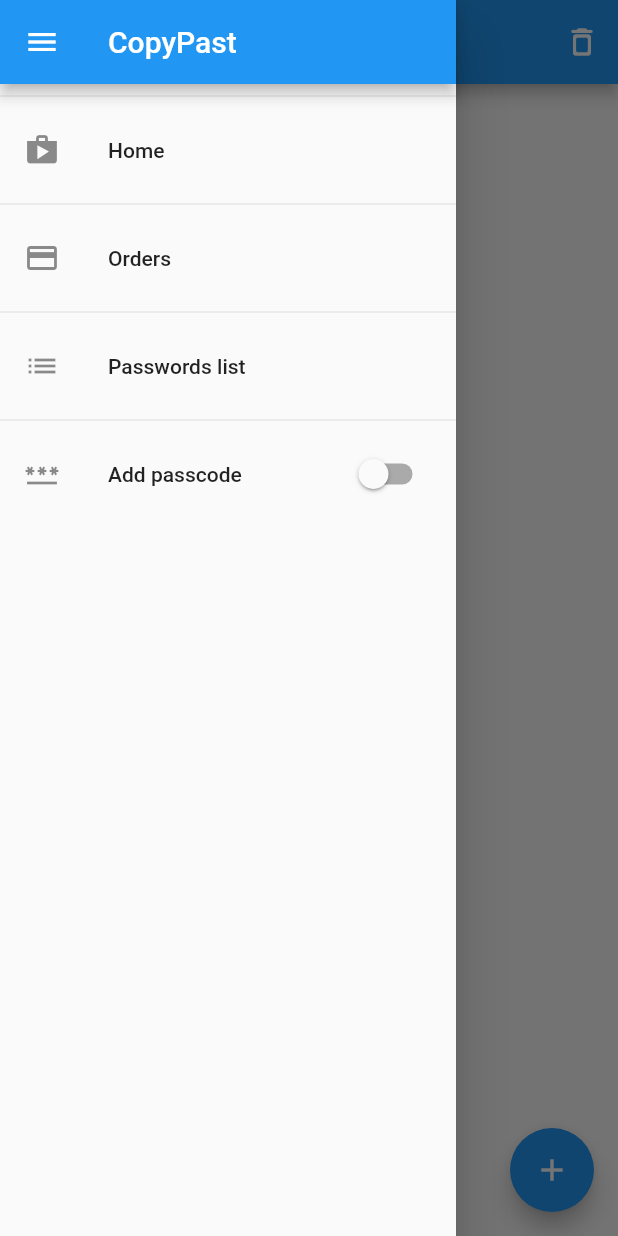
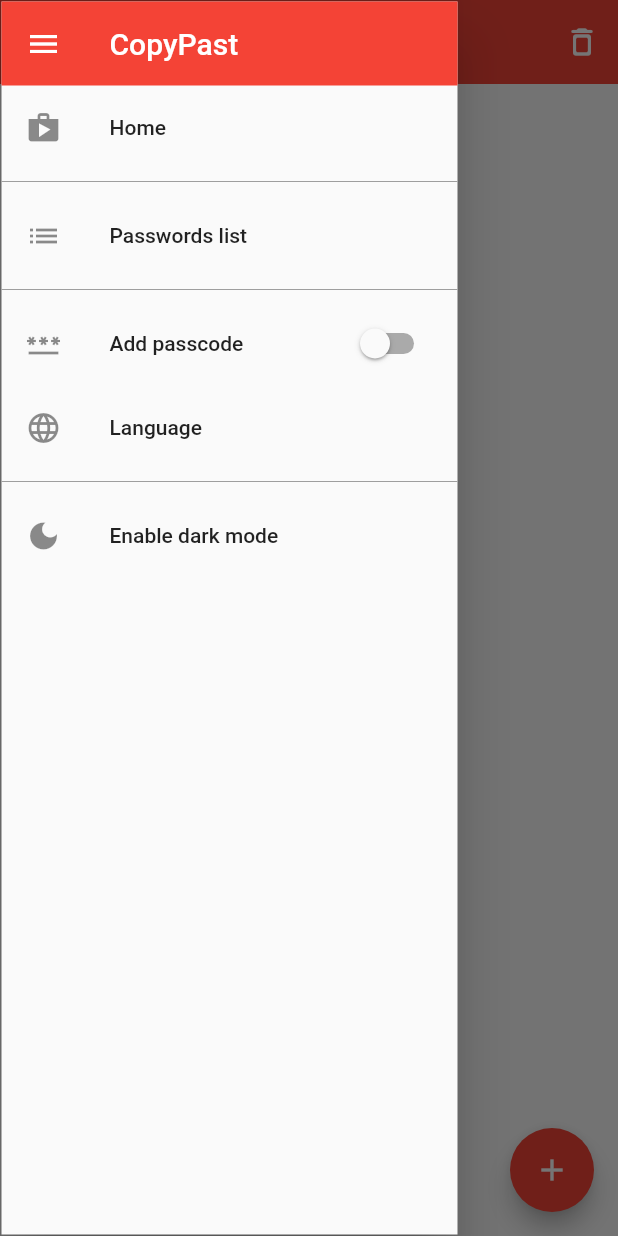
Before and after one commit to djamaldev/copy_past, a Flutter app: the screen it shows after launch, with the side drawer open, on a phone screen of 412 x 824 dp. Run offline on Flutter 3.47's test engine with Material 2 defaults, Android fonts, the phone set to English and light mode, and no system bars; our stand-ins replace flutter_riverpod, shared_preferences, sqflite; missing offline and left inert: passcode_screen; accounts and stored records are empty.

Commit message:
update code

```diff
--- /dev/null
+++ b/lib/Providers/change_tehem_state.dart
@@ -0,0 +1,20 @@
+import 'package:flutter/material.dart';
+import 'package:flutter_riverpod/flutter_riverpod.dart';
+
+final changeTheme = ChangeNotifierProvider.autoDispose((ref) {
+  return ChangeThemeState();
+});
+
+class ChangeThemeState extends ChangeNotifier {
+  bool darkMode = false;
+
+  void enableDarkMode() {
+    darkMode = true;
+    notifyListeners();
+  }
+
+  void enableLightMode() {
+    darkMode = false;
+    notifyListeners();
+  }
+}
--- a/lib/Providers/clip_board_provider.dart
+++ b/lib/Providers/clip_board_provider.dart
@@ -1,3 +1,4 @@
+import 'package:copy_pasta/services/dark_teheme_preferences.dart';
 import 'package:copy_pasta/services/db_helper.dart';
 import 'package:copy_pasta/services/password_list_manager.dart';
 import 'package:flutter/material.dart';
@@ -13,7 +14,9 @@ class ClipBoardProvider extends ChangeNotifier {
   bool _isPasswFound = false;
   String _passw = '';
   SharedPreferences? _prefs;
-  //final bool _enabled = false;
+  bool _darkTheme = false;
+  DarkThemePreference darkThemePreference = DarkThemePreference();
+  //var _themeMode = ThemeMode.light;
 
   List get taskList => [..._taskList];
   List get passwList => [..._passwList];
@@ -22,6 +25,24 @@ class ClipBoardProvider extends ChangeNotifier {
   String get passw => _passw;
   bool get enabled => _passw.isNotEmpty ? true : false;
   SharedPreferences? get prefs => _prefs;
+  bool get darkTheme => _darkTheme;
+  //ThemeMode get themeMode => _themeMode;
+
+  setdarkTheme(value) async {
+    _darkTheme = value;
+    //darkThemePreference.setDarkTheme(value);
+    _prefs = await SharedPreferences.getInstance();
+    _prefs!.setBool('dark', _darkTheme);
+    notifyListeners();
+  }
+
+  getdarkTheme() async {
+    //_darkTheme = value;
+    //darkThemePreference.setDarkTheme(value);
+    _prefs = await SharedPreferences.getInstance();
+    _prefs!.getBool('dark');
+    notifyListeners();
+  }
 
   copyText(String text) async {
     await Clipboard.setData(ClipboardData(text: text));
--- a/lib/main.dart
+++ b/lib/main.dart
@@ -1,7 +1,10 @@
+import 'package:copy_pasta/Providers/change_tehem_state.dart';
 import 'package:copy_pasta/pages/home_page.dart';
 import 'package:copy_pasta/services/db_helper.dart';
+import 'package:copy_pasta/services/styles.dart';
 import 'package:flutter/material.dart';
 import 'package:flutter_riverpod/flutter_riverpod.dart';
+import 'package:shared_preferences/shared_preferences.dart';
 
 import 'Providers/clip_board_provider.dart';
 
@@ -10,26 +13,25 @@ final clipBoardProvider =
 
 void main() async {
   WidgetsFlutterBinding.ensureInitialized();
+  final prefs = await SharedPreferences.getInstance();
+  prefs.getBool('dark');
   await DBHelper.initDB();
   runApp(const ProviderScope(child: MyApp()));
 }
 
-class MyApp extends StatelessWidget {
+class MyApp extends ConsumerWidget {
   const MyApp({Key? key}) : super(key: key);
   @override
-  Widget build(BuildContext context) {
-    /*ref.read(clipBoardProvider).getValue();
-    storedPasscode = ref.watch(clipBoardProvider).passw;
-    print(storedPasscode);
-    if (storedPasscode == '') {
-      ref.read(clipBoardProvider).removePasscode();
-    }*/
+  Widget build(BuildContext context, WidgetRef ref) {
+    final currentTheme = ref.watch(changeTheme);
+    print(currentTheme);
     return MaterialApp(
       title: 'Flutter Demo',
       debugShowCheckedModeBanner: false,
-      theme: ThemeData(
-        primarySwatch: Colors.blue,
-      ),
+      theme: Styles.themeData(currentTheme.darkMode, context),
+      //theme: AppTheme.lightTheme,
+      //darkTheme: AppTheme.darkTheme,
+      themeMode: currentTheme.darkMode ? ThemeMode.dark : ThemeMode.light,
       home: const HomePage(),
     );
   }
--- a/lib/pages/home_page.dart
+++ b/lib/pages/home_page.dart
@@ -1,5 +1,6 @@
 import 'dart:async';
 
+import 'package:copy_pasta/Providers/change_tehem_state.dart';
 import 'package:copy_pasta/Providers/clip_board_provider.dart';
 import 'package:copy_pasta/widgets/app_drawer.dart';
 import 'package:flutter/material.dart';
@@ -33,6 +34,7 @@ class _HomePageState extends ConsumerState<HomePage> {
     super.initState();
     ref.read(clipBoardProvider.notifier).getAllCopiedText();
     ref.read(clipBoardProvider.notifier).getSavedPasswcode();
+    ref.read(clipBoardProvider).getdarkTheme();
   }
 
   Future<void> _onRfresh() async {
@@ -265,9 +267,13 @@ class _HomePageState extends ConsumerState<HomePage> {
 
   Widget _buildChild(BuildContext ctx) {
     var data = ref.watch(clipBoardProvider).taskList;
+    final isDarkMode = ref.watch(changeTheme).darkMode;
+    final theme = Theme.of(context);
     if (ref.watch(clipBoardProvider).passw == '' || isAuthenticated) {
       return Scaffold(
+        //backgroundColor: theme.backgroundColor,
         appBar: AppBar(
+          //backgroundColor: theme.backgroundColor,
           title: const Text('ClipBoard manager'),
           centerTitle: true,
           actions: [
@@ -346,9 +352,14 @@ class _HomePageState extends ConsumerState<HomePage> {
         floatingActionButton: FloatingActionButton(
           child: const Icon(Icons.add),
           onPressed: () {
-            setState(() {
+            if (isDarkMode) {
+              ref.read(changeTheme.notifier).enableLightMode();
+            } else {
+              ref.read(changeTheme.notifier).enableDarkMode();
+            }
+            /*setState(() {
               _showDialog();
-            });
+            });*/
           },
         ),
       );
--- /dev/null
+++ b/lib/services/app_theme.dart
@@ -0,0 +1,21 @@
+import 'package:flutter/material.dart';
+
+class AppTheme {
+  ///colors for light mode
+  static final lightTheme = ThemeData(
+    backgroundColor: const Color(0xFF023047),
+    primaryColor: const Color(0xFFF86541),
+    textTheme: const TextTheme(
+      headline6: TextStyle(color: Colors.white),
+    ),
+  );
+
+  /// colors for dark mode
+  static final darkTheme = ThemeData(
+    backgroundColor: const Color(0xFF57859D),
+    primaryColor: const Color(0xFFFF6E48),
+    textTheme: const TextTheme(
+      headline6: TextStyle(color: Colors.white),
+    ),
+  );
+}
--- /dev/null
+++ b/lib/services/dark_teheme_preferences.dart
@@ -0,0 +1,15 @@
+import 'package:shared_preferences/shared_preferences.dart';
+
+class DarkThemePreference {
+  static const THEME_STATUS = "THEMESTATUS";
+
+  setDarkTheme(bool value) async {
+    SharedPreferences prefs = await SharedPreferences.getInstance();
+    prefs.setBool(THEME_STATUS, value);
+  }
+
+  Future<bool> getTheme() async {
+    SharedPreferences prefs = await SharedPreferences.getInstance();
+    return prefs.getBool(THEME_STATUS) ?? false;
+  }
+}
--- /dev/null
+++ b/lib/services/styles.dart
@@ -0,0 +1,36 @@
+import 'dart:ui';
+
+import 'package:flutter/material.dart';
+
+class Styles {
+  static ThemeData themeData(bool isDarkTheme, BuildContext context) {
+    return ThemeData(
+      primarySwatch: Colors.red,
+      primaryColor: isDarkTheme ? Colors.black : Colors.white,
+      backgroundColor: isDarkTheme ? Colors.black : const Color(0xffF1F5FB),
+      indicatorColor:
+          isDarkTheme ? const Color(0xff0E1D36) : const Color(0xffCBDCF8),
+      hintColor:
+          isDarkTheme ? const Color(0xff280C0B) : const Color(0xffEECED3),
+      highlightColor:
+          isDarkTheme ? const Color(0xff372901) : const Color(0xffFCE192),
+      hoverColor:
+          isDarkTheme ? const Color(0xff3A3A3B) : const Color(0xff4285F4),
+      focusColor:
+          isDarkTheme ? const Color(0xff0B2512) : const Color(0xffA8DAB5),
+      disabledColor: Colors.grey,
+      cardColor: isDarkTheme ? const Color(0xFF151515) : Colors.white,
+      canvasColor: isDarkTheme ? Colors.black : Colors.grey[50],
+      brightness: isDarkTheme ? Brightness.dark : Brightness.light,
+      buttonTheme: Theme.of(context).buttonTheme.copyWith(
+          colorScheme: isDarkTheme
+              ? const ColorScheme.dark()
+              : const ColorScheme.light()),
+      appBarTheme: const AppBarTheme(
+        elevation: 0.0,
+      ),
+      textSelectionTheme: TextSelectionThemeData(
+          selectionColor: isDarkTheme ? Colors.white : Colors.black),
+    );
+  }
+}
--- a/lib/widgets/app_drawer.dart
+++ b/lib/widgets/app_drawer.dart
@@ -1,3 +1,4 @@
+import 'package:copy_pasta/Providers/change_tehem_state.dart';
 import 'package:copy_pasta/Providers/clip_board_provider.dart';
 import 'package:copy_pasta/pages/password_list.dart';
 import 'package:flutter/material.dart';
@@ -17,7 +18,9 @@ class _AppDrawerState extends ConsumerState<AppDrawer> {
   var passcodeController = TextEditingController();
   var confirmPasscodeController = TextEditingController();
   bool isActve = false;
+  //bool isDarkMode = false;
   String text = 'Add passcode';
+  //String textDark = 'Dark mode';
   var storedPasscode = '';
   final GlobalKey<FormState> _formKey = GlobalKey();
 
@@ -177,26 +180,29 @@ class _AppDrawerState extends ConsumerState<AppDrawer> {
   @override
   Widget build(BuildContext context) {
     storedPasscode = ref.watch(clipBoardProvider).passw;
-    return Drawer(
+    var isDarkMode = ref.watch(changeTheme).darkMode;
+    return Container(
+      decoration: BoxDecoration(
+        border:
+            Border.all(color: isDarkMode ? Colors.white : Colors.transparent),
+      ),
+      child: Drawer(
         child: Column(
           children: [
             AppBar(
               title: const Text('CopyPast'),
               automaticallyImplyLeading: true,
             ),
-          const Divider(),
             ListTile(
               leading: const Icon(Icons.shop),
               title: const Text('Home'),
-            onTap: () {},
+              onTap: () {
+                Navigator.of(context).pop();
+              },
             ),
-          const Divider(),
-          ListTile(
-            leading: const Icon(Icons.payment),
-            title: const Text('Orders'),
-            onTap: () {},
+            Divider(
+              color: isDarkMode ? Colors.white : Colors.grey,
             ),
-          const Divider(),
             ListTile(
               leading: const Icon(Icons.list),
               title: const Text('Passwords list'),
@@ -204,12 +210,15 @@ class _AppDrawerState extends ConsumerState<AppDrawer> {
                 Future.delayed(Duration.zero, () {
                   Navigator.push(
                     context,
-                  MaterialPageRoute(builder: (context) => const PasswordList()),
+                    MaterialPageRoute(
+                        builder: (context) => const PasswordList()),
                   );
                 });
               },
             ),
-          const Divider(),
+            Divider(
+              color: isDarkMode ? Colors.white : Colors.grey,
+            ),
             ListTile(
               leading: const Icon(Icons.password),
               trailing: Switch(
@@ -227,7 +236,38 @@ class _AppDrawerState extends ConsumerState<AppDrawer> {
               ),
               title: Text(text),
             ),
+            ListTile(
+              leading: const Icon(Icons.language_outlined),
+              title: const Text('Language'),
+              onTap: () {},
+            ),
+            Divider(
+              color: isDarkMode ? Colors.white : Colors.grey,
+            ),
+            ListTile(
+              leading: Icon(isDarkMode ? Icons.light_mode : Icons.dark_mode),
+              title:
+                  Text(isDarkMode ? 'Enable light mode' : 'Enable dark mode'),
+              /*trailing: IconButton(
+                onPressed: () {
+                  if (isDarkMode) {
+                    ref.read(changeTheme.notifier).enableLightMode();
+                  } else {
+                    ref.read(changeTheme.notifier).enableDarkMode();
+                  }
+                },
+                icon: Icon(isDarkMode ? Icons.light_mode : Icons.dark_mode),
+              ),*/
+              onTap: () {
+                if (isDarkMode) {
+                  ref.read(changeTheme.notifier).enableLightMode();
+                } else {
+                  ref.read(changeTheme.notifier).enableDarkMode();
+                }
+              },
+            ),
           ],
+        ),
       ),
     );
   }
--- a/pubspec.yaml
+++ b/pubspec.yaml
@@ -34,6 +34,7 @@ dependencies:
   flutter_app_lock: ^2.0.0
   flutter_riverpod: ^1.0.3
   passcode_screen: ^2.0.1
+  qr_flutter: ^4.0.0
   shared_preferences: ^2.0.13
   sqflite: ^2.0.2
 
```
Also changed, not shown: pubspec.lock. Lines whose indentation alone changed are shown as unchanged.
